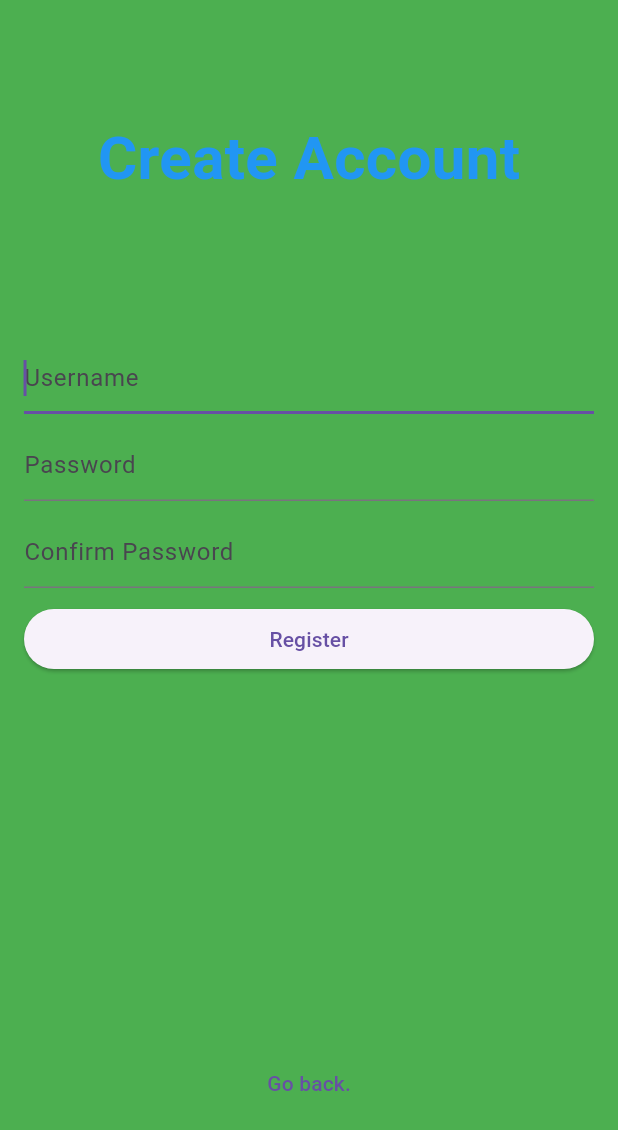
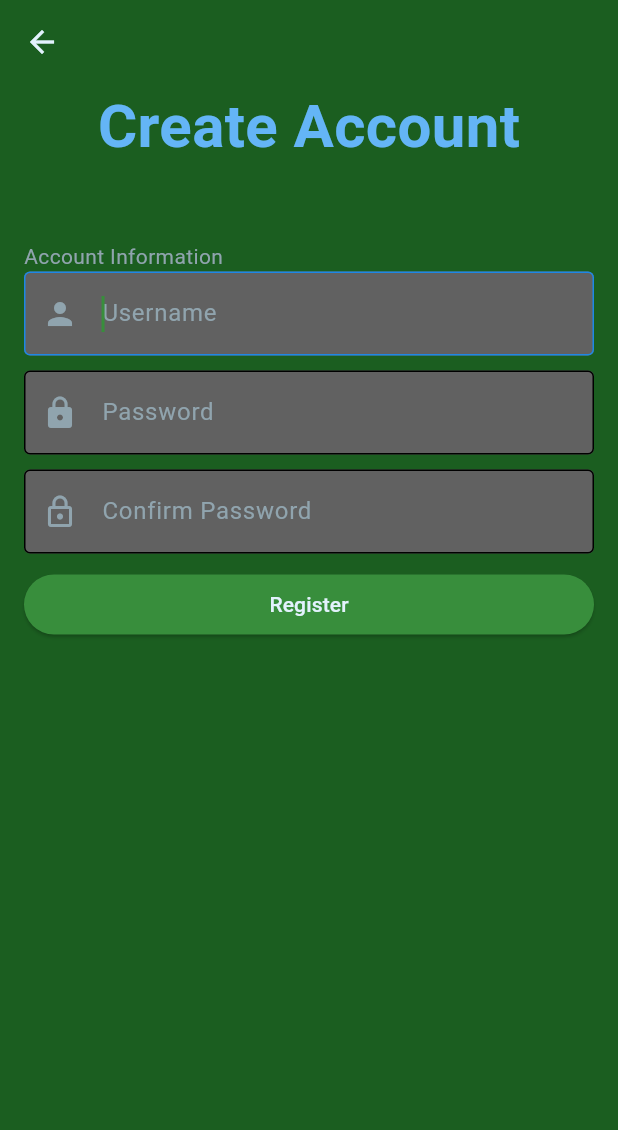
Before and after one commit to superj6/geoguess_irl, a Flutter app: the screen it shows after launch, after a tap on "Register", on a phone screen of 412 x 824 dp. Shown: the top 1130 px of the screen. Run offline on Flutter 3.47's test engine with Material 3 defaults, Android fonts, the light colour scheme and no system bars; our stand-ins replace carousel_slider, flutter_secure_storage, geolocator, google_maps_flutter; missing offline and left inert: flutter_timer_countdown; accounts and stored records are empty.

Commit message:
update home and login/registration styling

```diff
--- a/lib/screens/auth_home.dart
+++ b/lib/screens/auth_home.dart
@@ -11,6 +11,7 @@ class AuthHomeScreen extends StatelessWidget{
   @override
   Widget build(BuildContext context){
     return Scaffold(
+      resizeToAvoidBottomInset: false,
       backgroundColor: Colors.black,
       body: Container(
         width: double.infinity,
@@ -30,7 +31,7 @@ class AuthHomeScreen extends StatelessWidget{
                   Text(
                     'Geoguess irl',
                     style: TextStyle(
-		      color: Colors.blue,
+		      color: Colors.blue.shade300,
 		      fontSize: 50,
 		      fontWeight: FontWeight.bold,
 		    ),
@@ -38,7 +39,7 @@ class AuthHomeScreen extends StatelessWidget{
                   Text(
                     'Explore your world.',
                     style: TextStyle(
-                      color: Colors.blue,
+                      color: Colors.blue.shade300,
                     ),
                   ),
                 ],
@@ -58,11 +59,11 @@ class AuthHomeScreen extends StatelessWidget{
 		      child: Text(
                         'Login',
                         style: TextStyle(
-                          color: Colors.blue,
+                          color: Colors.blue.shade50,
                         ),
                       ),
                       style: ButtonStyle(
-                        backgroundColor: MaterialStatePropertyAll<Color>(Colors.white),
+                        backgroundColor: MaterialStatePropertyAll<Color>(Colors.blue.shade700),
                       ),
 		    ),
 		    ElevatedButton(
@@ -75,11 +76,11 @@ class AuthHomeScreen extends StatelessWidget{
 		      child: Text(
                         'Register',
                         style: TextStyle(
-                          color: Colors.white,
+                          color: Colors.blue.shade50,
                         ),
                       ),
                       style: ButtonStyle(
-                        backgroundColor: MaterialStatePropertyAll<Color>(Colors.green),
+                        backgroundColor: MaterialStatePropertyAll<Color>(Colors.green.shade700),
                       ),
 		    ),
 		  ],
@@ -95,11 +96,11 @@ class AuthHomeScreen extends StatelessWidget{
 		child: Text(
 		  'Play Anonymous',
 		  style: TextStyle(
-		    color: Colors.white,
+		    color: Colors.blue.shade50,
 		  ),
 		),
 		style: ButtonStyle(
-		  backgroundColor: MaterialStatePropertyAll<Color>(Colors.green),
+		  backgroundColor: MaterialStatePropertyAll<Color>(Colors.green.shade700),
 		),
 	      ),
               SizedBox(),
--- a/lib/screens/register.dart
+++ b/lib/screens/register.dart
@@ -19,19 +19,27 @@ class _RegisterScreen extends State<RegisterScreen>{
   @override
   Widget build(BuildContext context){
     return Scaffold(
-      backgroundColor: Colors.green,
+      resizeToAvoidBottomInset: false,
+      backgroundColor: Colors.green.shade900,
+      extendBodyBehindAppBar: true,
+      appBar: AppBar(
+        forceMaterialTransparency: true,
+        iconTheme: IconThemeData(
+          color: Colors.blue.shade50,
+        ),
+      ),
       body: SafeArea(
         child: Column(
-	  mainAxisAlignment: MainAxisAlignment.spaceEvenly,
 	  children: [
 	    Text(
               'Create Account',
               style: TextStyle(
-                color: Colors.blue,
+                color: Colors.blue.shade300,
                 fontSize: 40,
                 fontWeight: FontWeight.bold,
               ),
             ),
+            SizedBox(height: 32.0),
             Padding(
               padding: EdgeInsets.all(16),
 	      child: Form(
@@ -39,11 +47,27 @@ class _RegisterScreen extends State<RegisterScreen>{
 		child: Column(
 		  crossAxisAlignment: CrossAxisAlignment.stretch,
 		  children: [
+	            Text('Account Information',
+                      style: TextStyle(color: Colors.blueGrey.shade300),
+                    ),
 		    TextFormField(
                       autofocus: true,
                       controller: usernameController,
-		      decoration: const InputDecoration(
+                      style: TextStyle(color: Colors.blue.shade50),
+                      cursorColor: Colors.green.shade700,
+	              decoration: InputDecoration(
 			hintText: 'Username',
+                        hintStyle: TextStyle(color: Colors.blueGrey.shade300),
+                        enabledBorder: OutlineInputBorder(),
+                        focusedBorder: OutlineInputBorder(
+                          borderSide: BorderSide(color: Colors.blue.shade600),
+                        ),
+                        filled: true,
+                        fillColor: Colors.grey.shade700,
+                        prefixIcon: Icon(
+                          Icons.person,
+                          color: Colors.blueGrey.shade300,
+                        ),
 		      ),
 		      validator: (String? value) {
 			if (value == null || value.isEmpty) {
@@ -58,8 +82,21 @@ class _RegisterScreen extends State<RegisterScreen>{
 		      enableSuggestions: false,
 		      autocorrect: false,
                       controller: passwordController,
-		      decoration: const InputDecoration(
+		      style: TextStyle(color: Colors.blue.shade50),
+                      cursorColor: Colors.green.shade700,
+		      decoration: InputDecoration(
 			hintText: 'Password',
+                        hintStyle: TextStyle(color: Colors.blueGrey.shade300),
+                        enabledBorder: OutlineInputBorder(),
+                        focusedBorder: OutlineInputBorder(
+                          borderSide: BorderSide(color: Colors.blue.shade600),
+                        ),
+                        filled: true,
+                        fillColor: Colors.grey.shade700,
+                        prefixIcon: Icon(
+                          Icons.lock,
+                          color: Colors.blueGrey.shade300,
+                        ),
 		      ),
 		      validator: (String? value) {
 			if (value == null || value.isEmpty) {
@@ -74,8 +111,21 @@ class _RegisterScreen extends State<RegisterScreen>{
 		      enableSuggestions: false,
 		      autocorrect: false,
                       controller: confirmPasswordController,
-		      decoration: const InputDecoration(
+		      style: TextStyle(color: Colors.blue.shade50),
+                      cursorColor: Colors.green.shade700,
+		      decoration: InputDecoration(
 			hintText: 'Confirm Password',
+                        hintStyle: TextStyle(color: Colors.blueGrey.shade300),
+                        enabledBorder: OutlineInputBorder(),
+                        focusedBorder: OutlineInputBorder(
+                          borderSide: BorderSide(color: Colors.blue.shade600),
+                        ),
+                        filled: true,
+                        fillColor: Colors.grey.shade700,
+                        prefixIcon: Icon(
+                          Icons.lock_outline,
+                          color: Colors.blueGrey.shade300,
+                        ),
 		      ),
 		      validator: (String? value) {
 			if (value == null || value.isEmpty || passwordController.text != confirmPasswordController.text) {
@@ -94,21 +144,19 @@ class _RegisterScreen extends State<RegisterScreen>{
                           ).then((_) => Navigator.pop(context));
 			}
 		      },
-		      child: const Text('Register'),
+		      child: Text(
+                        'Register',
+                        style: TextStyle(color: Colors.blue.shade50),
+                      ),
+                      style: ButtonStyle(
+                        backgroundColor: MaterialStatePropertyAll<Color>(Colors.green.shade700),
+                      ),
 		    ),
 		  ],
 		),
 	      ),
             ),
-            SizedBox(),
-            SizedBox(),
-            TextButton(
-              onPressed: (){
-                Navigator.pop(context);
-              },
-              child: Text('Go back.'),
-            ),
-	  ],
+          ],
 	),
       ),
     );
--- a/pubspec.yaml
+++ b/pubspec.yaml
@@ -71,7 +71,7 @@ flutter:
   #   - images/a_dot_burr.jpeg
   #   - images/a_dot_ham.jpeg
   assets:
-    - assets/images/earth_background.jpg
+    - assets/images/
 
   # An image asset can refer to one or more resolution-specific "variants", see
   # https://flutter.dev/assets-and-images/#resolution-aware
```
Also changed, not shown: lib/screens/home.dart (+25 -12 lines), lib/screens/login.dart (+51 -15 lines), assets/images/earth_moon_background.jpg (added), 1 other file.
